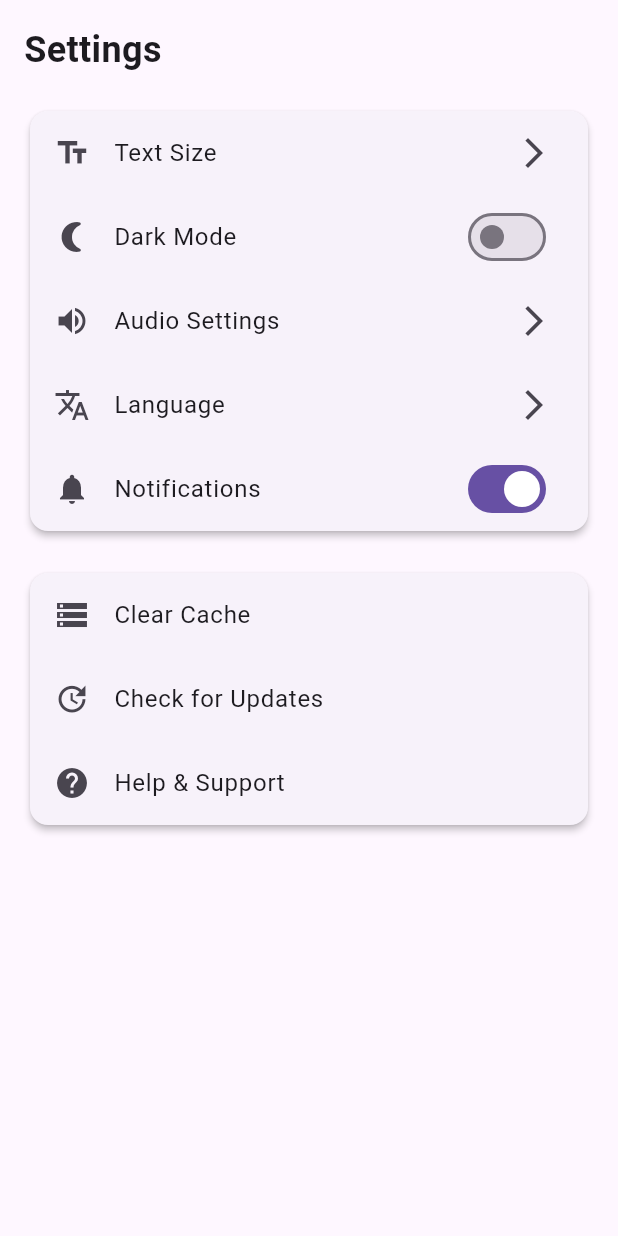
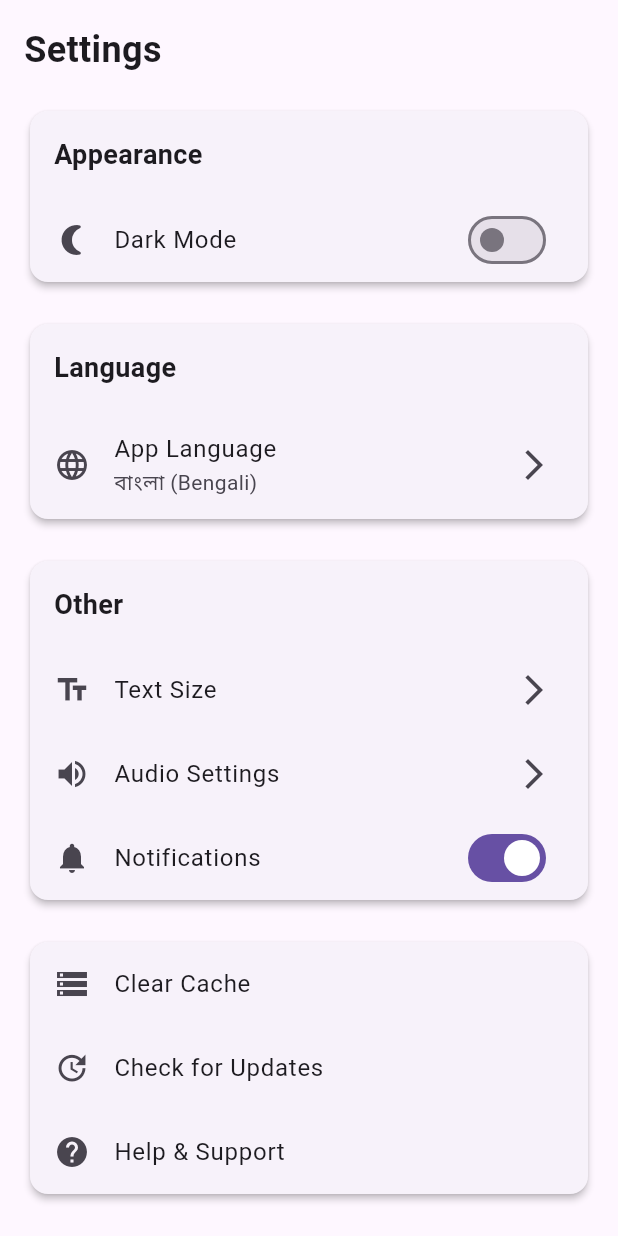
Before and after one commit to sakhawat-ahmed/my_app, a Flutter app: the SettingsScreen widget shown alone on an empty page, opened directly, on a phone screen of 412 x 824 dp. Run offline on Flutter 3.47's test engine with Material 3 defaults, Android fonts, the phone set to English and light mode, and no system bars.

Commit message:
update language settings

```diff
--- a/quran_app/lib/settings_screen.dart
+++ b/quran_app/lib/settings_screen.dart
@@ -17,15 +17,19 @@ class SettingsScreen extends StatelessWidget {
           style: TextStyle(fontSize: 24, fontWeight: FontWeight.bold),
         ),
         const SizedBox(height: 20),
+
+        // Appearance Settings
         Card(
           elevation: 2,
           child: Column(
+            crossAxisAlignment: CrossAxisAlignment.start,
             children: [
-              ListTile(
-                leading: const Icon(Icons.text_fields),
-                title: const Text('Text Size'),
-                trailing: const Icon(Icons.arrow_forward_ios),
-                onTap: () {},
+              const Padding(
+                padding: EdgeInsets.all(16.0),
+                child: Text(
+                  'Appearance',
+                  style: TextStyle(fontSize: 18, fontWeight: FontWeight.bold),
+                ),
               ),
               ListTile(
                 leading: const Icon(Icons.nightlight_round),
@@ -37,15 +41,62 @@ class SettingsScreen extends StatelessWidget {
                   },
                 ),
               ),
+            ],
+          ),
+        ),
+
+        const SizedBox(height: 20),
+
+        // Language Settings
+        Card(
+          elevation: 2,
+          child: Column(
+            crossAxisAlignment: CrossAxisAlignment.start,
+            children: [
+              const Padding(
+                padding: EdgeInsets.all(16.0),
+                child: Text(
+                  'Language',
+                  style: TextStyle(fontSize: 18, fontWeight: FontWeight.bold),
+                ),
+              ),
               ListTile(
-                leading: const Icon(Icons.volume_up),
-                title: const Text('Audio Settings'),
+                leading: const Icon(Icons.language),
+                title: const Text('App Language'),
+                subtitle: Text(themeProvider.currentLanguageName),
+                trailing: const Icon(Icons.arrow_forward_ios),
+                onTap: () {
+                  _showLanguageDialog(context, themeProvider);
+                },
+              ),
+            ],
+          ),
+        ),
+
+        const SizedBox(height: 20),
+
+        // Other Settings
+        Card(
+          elevation: 2,
+          child: Column(
+            crossAxisAlignment: CrossAxisAlignment.start,
+            children: [
+              const Padding(
+                padding: EdgeInsets.all(16.0),
+                child: Text(
+                  'Other',
+                  style: TextStyle(fontSize: 18, fontWeight: FontWeight.bold),
+                ),
+              ),
+              ListTile(
+                leading: const Icon(Icons.text_fields),
+                title: const Text('Text Size'),
                 trailing: const Icon(Icons.arrow_forward_ios),
                 onTap: () {},
               ),
               ListTile(
-                leading: const Icon(Icons.translate),
-                title: const Text('Language'),
+                leading: const Icon(Icons.volume_up),
+                title: const Text('Audio Settings'),
                 trailing: const Icon(Icons.arrow_forward_ios),
                 onTap: () {},
               ),
@@ -60,7 +111,10 @@ class SettingsScreen extends StatelessWidget {
             ],
           ),
         ),
+
         const SizedBox(height: 20),
+
+        // App Settings
         Card(
           elevation: 2,
           child: Column(
@@ -89,6 +143,49 @@ class SettingsScreen extends StatelessWidget {
     );
   }
 
+  void _showLanguageDialog(BuildContext context, ThemeProvider themeProvider) {
+    showDialog(
+      context: context,
+      builder: (context) => AlertDialog(
+        title: const Text('Select Language'),
+        content: SizedBox(
+          width: double.maxFinite,
+          child: ListView.builder(
+            shrinkWrap: true,
+            itemCount: themeProvider.availableLanguages.length,
+            itemBuilder: (context, index) {
+              final languageCode = themeProvider.availableLanguages[index];
+              final languageName = themeProvider.languageNames[languageCode]!;
+
+              return ListTile(
+                title: Text(languageName),
+                trailing: themeProvider.currentLanguage == languageCode
+                    ? const Icon(Icons.check, color: Colors.green)
+                    : null,
+                onTap: () {
+                  themeProvider.changeLanguage(languageCode);
+                  Navigator.pop(context);
+                  ScaffoldMessenger.of(context).showSnackBar(
+                    SnackBar(
+                      content: Text('Language changed to $languageName'),
+                      duration: const Duration(seconds: 2),
+                    ),
+                  );
+                },
+              );
+            },
+          ),
+        ),
+        actions: [
+          TextButton(
+            onPressed: () => Navigator.pop(context),
+            child: const Text('Cancel'),
+          ),
+        ],
+      ),
+    );
+  }
+
   void _showClearCacheDialog(BuildContext context) {
     showDialog(
       context: context,
@@ -102,7 +199,6 @@ class SettingsScreen extends StatelessWidget {
           ),
           TextButton(
             onPressed: () {
-              // Clear cache logic here
               Navigator.pop(context);
               ScaffoldMessenger.of(context).showSnackBar(
                 const SnackBar(
--- a/quran_app/lib/theme_provider.dart
+++ b/quran_app/lib/theme_provider.dart
@@ -2,14 +2,32 @@ import 'package:flutter/material.dart';
 
 class ThemeProvider with ChangeNotifier {
   bool _isDarkMode = false;
+  String _currentLanguage = 'bn'; // Default to Bengali
+  final Map<String, String> _languageNames = {
+    'bn': 'বাংলা (Bengali)',
+    'en': 'English',
+    'ar': 'العربية (Arabic)',
+    'ur': 'اردو (Urdu)',
+  };
 
   bool get isDarkMode => _isDarkMode;
+  String get currentLanguage => _currentLanguage;
+  String get currentLanguageName => _languageNames[_currentLanguage] ?? 'Bengali';
+  List<String> get availableLanguages => _languageNames.keys.toList();
+  Map<String, String> get languageNames => _languageNames;
 
   ThemeData get themeData => _isDarkMode ? _darkTheme : _lightTheme;
 
   void toggleTheme(bool value) {
     _isDarkMode = value;
     notifyListeners();
+  }
+
+  void changeLanguage(String languageCode) {
+    if (_languageNames.containsKey(languageCode)) {
+      _currentLanguage = languageCode;
+      notifyListeners();
+    }
   }
 
   // Light theme
```
